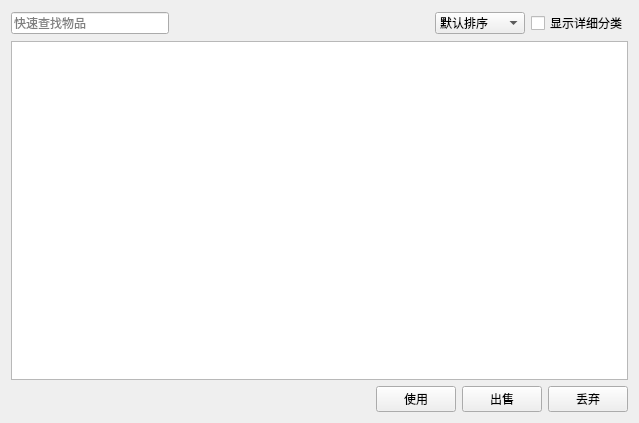
Before: the Qt Designer form src/coeus/coeus_client_qt/game_bag_dialog.ui in AngryPowman/Coeus, drawn with Qt 5.
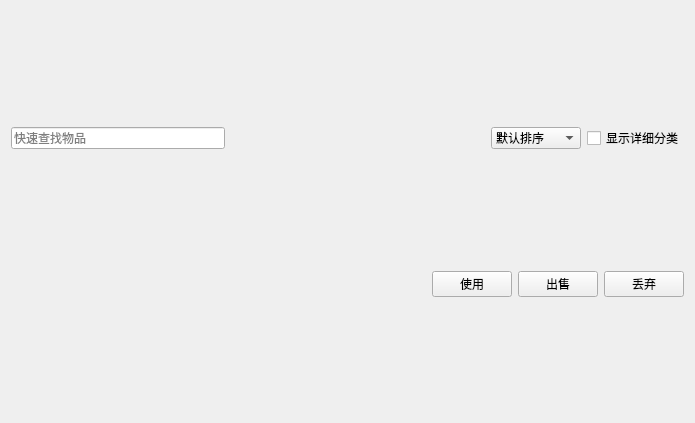
After: the same form once the commit is applied.

Commit message: Adjust UI margin : Bag dialog and chat widget.

Diff of the .ui file:
```diff
--- a/src/coeus/coeus_client_qt/game_bag_dialog.ui
+++ b/src/coeus/coeus_client_qt/game_bag_dialog.ui
@@ -9,7 +9,7 @@
    <rect>
     <x>0</x>
     <y>0</y>
-    <width>639</width>
+    <width>695</width>
     <height>423</height>
    </rect>
   </property>
@@ -21,7 +21,7 @@
   </property>
   <property name="minimumSize">
    <size>
-    <width>639</width>
+    <width>695</width>
     <height>423</height>
    </size>
   </property>
@@ -110,11 +110,7 @@
      </layout>
     </item>
     <item>
-     <widget class="QTableView" name="tableView">
-      <property name="styleSheet">
-       <string notr="true"/>
-      </property>
-     </widget>
+     <layout class="QHBoxLayout" name="horizontalLayout_4"/>
     </item>
     <item>
      <layout class="QHBoxLayout" name="horizontalLayout_2">
```
The commit also changes 1 other file.
